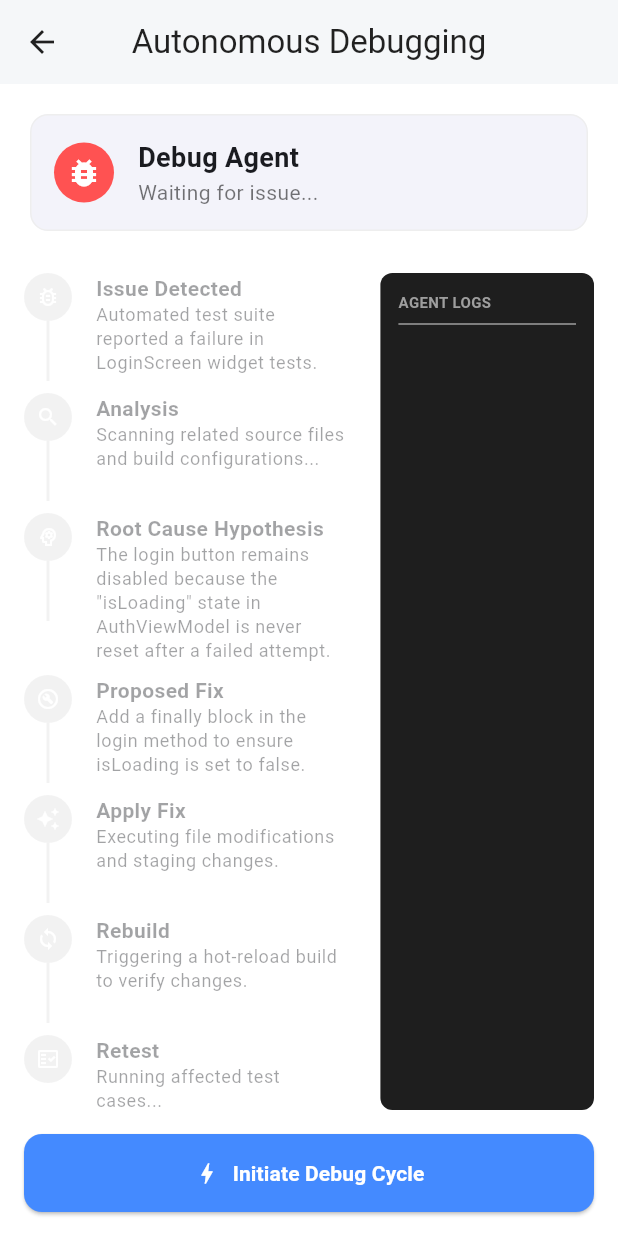
After one commit to shubham230523/kindle, a Flutter app: the DebugAgentScreen screen opened directly, on a phone screen of 412 x 824 dp. The commit adds this screen. Run offline on Flutter 3.47's test engine with Material 3 defaults, Android fonts, the phone set to English and light mode, and no system bars.

Commit message:
Debug agent screen created

```diff
--- /dev/null
+++ b/lib/features/workspace/screens/debug_agent_screen.dart
@@ -0,0 +1,292 @@
+import 'dart:async';
+import 'package:flutter/material.dart';
+import '../../../shared/widgets/kindle_card.dart';
+import '../../../shared/widgets/kindle_button.dart';
+import '../../../core/theme/app_colors.dart';
+import '../../../core/constants/app_constants.dart';
+import '../../../core/utils/responsive_layout.dart';
+
+class DebugAgentScreen extends StatefulWidget {
+  const DebugAgentScreen({super.key});
+
+  @override
+  State<DebugAgentScreen> createState() => _DebugAgentScreenState();
+}
+
+class _DebugAgentScreenState extends State<DebugAgentScreen> {
+  int _currentStep = 0;
+  bool _isRunning = false;
+  final List<String> _logs = [];
+  final ScrollController _scrollController = ScrollController();
+
+  final List<Map<String, dynamic>> _steps = [
+    {
+      'title': 'Issue Detected',
+      'icon': Icons.bug_report_outlined,
+      'description': 'Automated test suite reported a failure in LoginScreen widget tests.',
+      'details': 'Error: Expected: clickable, Actual: disabled\nLocation: login_screen_test.dart:42',
+    },
+    {
+      'title': 'Analysis',
+      'icon': Icons.search,
+      'description': 'Scanning related source files and build configurations...',
+      'details': 'Analyzed: lib/features/auth/screens/login_screen.dart\nAnalyzed: lib/features/auth/viewmodels/auth_viewmodel.dart',
+    },
+    {
+      'title': 'Root Cause Hypothesis',
+      'icon': Icons.psychology_outlined,
+      'description': 'The login button remains disabled because the "isLoading" state in AuthViewModel is never reset after a failed attempt.',
+      'details': 'Hypothesis confidence: 94%',
+    },
+    {
+      'title': 'Proposed Fix',
+      'icon': Icons.build_circle_outlined,
+      'description': 'Add a finally block in the login method to ensure isLoading is set to false.',
+      'details': 'File: auth_viewmodel.dart\nLines: +12, -2',
+    },
+    {
+      'title': 'Apply Fix',
+      'icon': Icons.auto_awesome,
+      'description': 'Executing file modifications and staging changes.',
+      'details': 'Modification complete. Git index updated.',
+    },
+    {
+      'title': 'Rebuild',
+      'icon': Icons.sync,
+      'description': 'Triggering a hot-reload build to verify changes.',
+      'details': 'Build successful (Duration: 1.2s)',
+    },
+    {
+      'title': 'Retest',
+      'icon': Icons.fact_check_outlined,
+      'description': 'Running affected test cases...',
+      'details': 'Test result: PASSED (1/1)',
+    },
+  ];
+
+  void _startDebugging() async {
+    setState(() {
+      _isRunning = true;
+      _currentStep = 0;
+      _logs.clear();
+      _logs.add('--- Debug Agent Session Started ---');
+    });
+
+    for (var i = 0; i < _steps.length; i++) {
+      await Future.delayed(const Duration(seconds: 2));
+      if (!mounted || !_isRunning) return;
+
+      setState(() {
+        _currentStep = i;
+        _logs.add('Step ${i + 1}: ${_steps[i]['title']}');
+        _logs.add('>> ${_steps[i]['description']}');
+      });
+      _scrollToBottom();
+    }
+
+    setState(() {
+      _isRunning = false;
+      _logs.add('--- Debugging Complete: Issue Resolved ---');
+    });
+  }
+
+  void _scrollToBottom() {
+    WidgetsBinding.instance.addPostFrameCallback((_) {
+      if (_scrollController.hasClients) {
+        _scrollController.animateTo(
+          _scrollController.position.maxScrollExtent,
+          duration: const Duration(milliseconds: 300),
+          curve: Curves.easeOut,
+        );
+      }
+    });
+  }
+
+  @override
+  Widget build(BuildContext context) {
+    return Scaffold(
+      appBar: AppBar(
+        title: const Text('Autonomous Debugging'),
+      ),
+      body: Center(
+        child: ConstrainedBox(
+          constraints: const BoxConstraints(maxWidth: kMaxContentWidth),
+          child: Padding(
+            padding: const EdgeInsets.all(AppConstants.spacingMd),
+            child: Column(
+              crossAxisAlignment: CrossAxisAlignment.stretch,
+              children: [
+                _buildAgentHeader(),
+                const SizedBox(height: AppConstants.spacingLg),
+                Expanded(
+                  child: Row(
+                    crossAxisAlignment: CrossAxisAlignment.start,
+                    children: [
+                      // Step Timeline
+                      Expanded(
+                        flex: 3,
+                        child: _buildTimeline(),
+                      ),
+                      const SizedBox(width: AppConstants.spacingLg),
+                      // Log Terminal
+                      Expanded(
+                        flex: 2,
+                        child: _buildTerminal(),
+                      ),
+                    ],
+                  ),
+                ),
+                const SizedBox(height: AppConstants.spacingMd),
+                KindleButton(
+                  text: _isRunning ? 'Debugging in progress...' : 'Initiate Debug Cycle',
+                  onPressed: _isRunning ? () {} : _startDebugging,
+                  isLoading: _isRunning,
+                  icon: Icons.bolt,
+                ),
+              ],
+            ),
+          ),
+        ),
+      ),
+    );
+  }
+
+  Widget _buildAgentHeader() {
+    return KindleCard(
+      child: Row(
+        children: [
+          const CircleAvatar(
+            backgroundColor: Colors.redAccent,
+            child: Icon(Icons.bug_report, color: Colors.white),
+          ),
+          const SizedBox(width: 16),
+          Expanded(
+            child: Column(
+              crossAxisAlignment: CrossAxisAlignment.start,
+              children: [
+                const Text('Debug Agent', style: TextStyle(fontWeight: FontWeight.bold, fontSize: 18)),
+                Text(
+                  _isRunning ? 'Autonomous fixing active' : 'Waiting for issue...',
+                  style: const TextStyle(color: AppColors.textSecondary),
+                ),
+              ],
+            ),
+          ),
+          if (_isRunning) const CircularProgressIndicator(strokeWidth: 2),
+        ],
+      ),
+    );
+  }
+
+  Widget _buildTimeline() {
+    return ListView.builder(
+      itemCount: _steps.length,
+      itemBuilder: (context, index) {
+        final step = _steps[index];
+        final isCompleted = index < _currentStep;
+        final isActive = index == _currentStep && _isRunning;
+        final isPending = index > _currentStep || (!isActive && !isCompleted);
+
+        return Opacity(
+          opacity: isPending ? 0.4 : 1.0,
+          child: Column(
+            children: [
+              Row(
+                crossAxisAlignment: CrossAxisAlignment.start,
+                children: [
+                  Column(
+                    children: [
+                      Container(
+                        width: 32,
+                        height: 32,
+                        decoration: BoxDecoration(
+                          shape: BoxShape.circle,
+                          color: isCompleted ? Colors.green : (isActive ? AppColors.primary : Colors.grey.shade300),
+                        ),
+                        child: Icon(
+                          isCompleted ? Icons.check : step['icon'],
+                          color: Colors.white,
+                          size: 16,
+                        ),
+                      ),
+                      if (index < _steps.length - 1)
+                        Container(
+                          width: 2,
+                          height: 40,
+                          color: isCompleted ? Colors.green : Colors.grey.shade300,
+                        ),
+                    ],
+                  ),
+                  const SizedBox(width: 16),
+                  Expanded(
+                    child: Column(
+                      crossAxisAlignment: CrossAxisAlignment.start,
+                      children: [
+                        Text(
+                          step['title'],
+                          style: TextStyle(
+                            fontWeight: FontWeight.bold,
+                            color: isActive ? AppColors.primary : null,
+                          ),
+                        ),
+                        Text(
+                          step['description'],
+                          style: Theme.of(context).textTheme.bodySmall,
+                        ),
+                        if (isActive || isCompleted)
+                          Padding(
+                            padding: const EdgeInsets.only(top: 4.0),
+                            child: Text(
+                              step['details'],
+                              style: const TextStyle(fontSize: 11, fontFamily: 'monospace', color: AppColors.textSecondary),
+                            ),
+                          ),
+                      ],
+                    ),
+                  ),
+                ],
+              ),
+              const SizedBox(height: 8),
+            ],
+          ),
+        );
+      },
+    );
+  }
+
+  Widget _buildTerminal() {
+    return Container(
+      padding: const EdgeInsets.all(12),
+      decoration: BoxDecoration(
+        color: const Color(0xFF1E1E1E),
+        borderRadius: BorderRadius.circular(8),
+      ),
+      child: Column(
+        crossAxisAlignment: CrossAxisAlignment.start,
+        children: [
+          const Text('AGENT LOGS', style: TextStyle(color: Colors.grey, fontSize: 10, fontWeight: FontWeight.bold)),
+          const Divider(color: Colors.grey),
+          Expanded(
+            child: ListView.builder(
+              controller: _scrollController,
+              itemCount: _logs.length,
+              itemBuilder: (context, index) {
+                return Padding(
+                  padding: const EdgeInsets.symmetric(vertical: 2),
+                  child: Text(
+                    _logs[index],
+                    style: const TextStyle(
+                      color: Colors.greenAccent,
+                      fontFamily: 'monospace',
+                      fontSize: 10,
+                    ),
+                  ),
+                );
+              },
+            ),
+          ),
+        ],
+      ),
+    );
+  }
+}
--- a/lib/features/workspace/screens/project_workspace_shell.dart
+++ b/lib/features/workspace/screens/project_workspace_shell.dart
@@ -8,6 +8,7 @@ import 'generated_code_screen.dart';
 import 'generated_changes_screen.dart';
 import 'build_dashboard_screen.dart';
 import 'testing_dashboard_screen.dart';
+import 'debug_agent_screen.dart';
 import '../../project/screens/requirements_list_screen.dart';
 import '../../project/screens/architecture_overview_screen.dart';
 import '../../project/screens/development_plan_screen.dart';
@@ -43,6 +44,7 @@ class _ProjectWorkspaceShellState extends State<ProjectWorkspaceShell> {
     const _WorkspaceDestination('Source', Icons.folder_outlined, Icons.folder),
     const _WorkspaceDestination('Builds', Icons.build_circle_outlined, Icons.build_circle),
     const _WorkspaceDestination('Testing', Icons.bug_report_outlined, Icons.bug_report),
+    const _WorkspaceDestination('Debug', Icons.healing_outlined, Icons.healing),
     const _WorkspaceDestination('Settings', Icons.settings_outlined, Icons.settings),
   ];
 
@@ -66,6 +68,8 @@ class _ProjectWorkspaceShellState extends State<ProjectWorkspaceShell> {
         return BuildDashboardScreen(project: _viewModel.project);
       case 8:
         return TestingDashboardScreen(project: _viewModel.project);
+      case 9:
+        return const DebugAgentScreen();
       default:
         return Center(
           child: Column(
```
